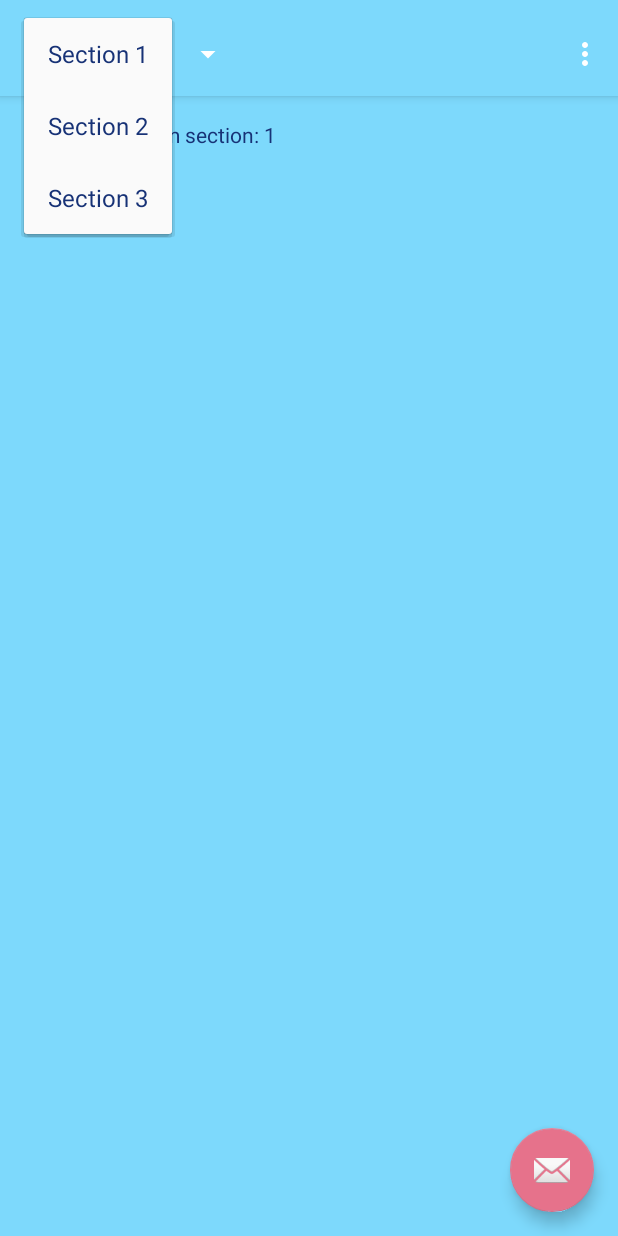
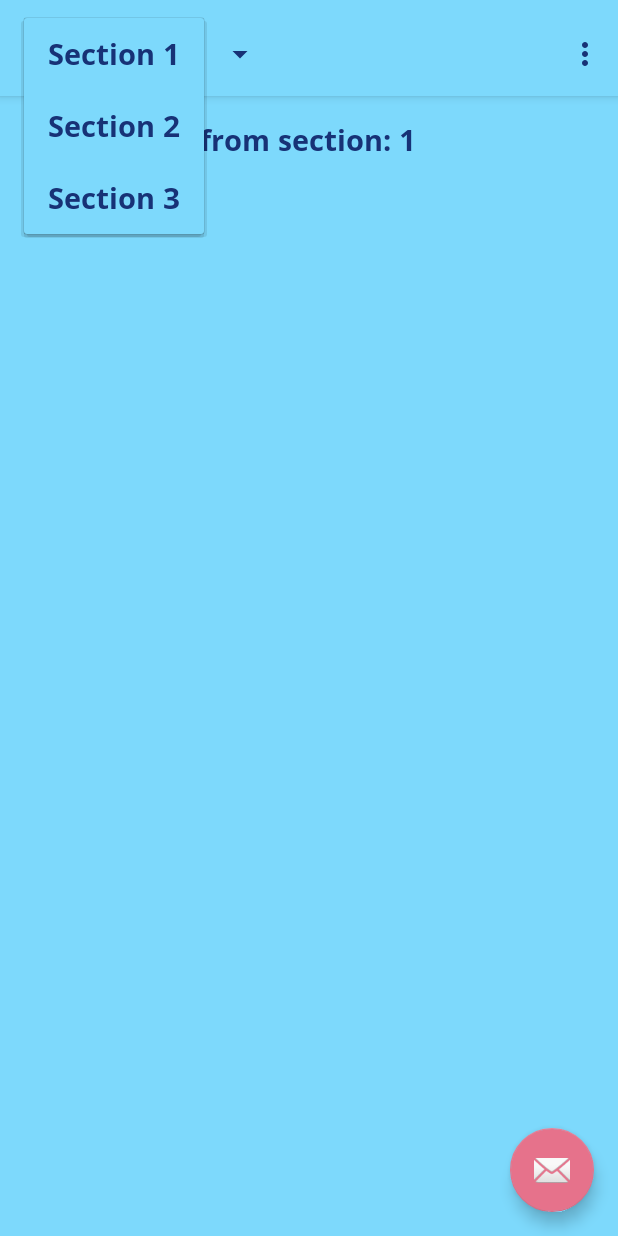
Before and after one commit to abhinav-adtechs/MobileComputingProject-Aditi, an Android app: the screen it shows after launch (MainActivity), after a tap on "Section 1", on a phone screen of 412 x 824 dp. Run offline under Robolectric (Android 15) with nearby library versions, the light colour scheme and no system bars.

Commit message:
styles done

```diff
--- a/app/src/main/AndroidManifest.xml
+++ b/app/src/main/AndroidManifest.xml
@@ -4,9 +4,8 @@
 
     <application
         android:allowBackup="true"
-        android:icon="@mipmap/ic_launcher"
+        android:icon="@mipmap/ic_launcher_photos"
         android:label="@string/app_name"
-        android:roundIcon="@mipmap/ic_launcher_round"
         android:supportsRtl="true"
         android:theme="@style/AppTheme">
         <activity
--- /dev/null
+++ b/app/src/main/res/font/open_sans_family.xml
@@ -0,0 +1,4 @@
+<?xml version="1.0" encoding="utf-8"?>
+<font-family xmlns:android="http://schemas.android.com/apk/res/android">
+
+</font-family>
--- a/app/src/main/res/values/styles.xml
+++ b/app/src/main/res/values/styles.xml
@@ -1,12 +1,15 @@
 <resources>
 
     <!-- Base application theme. -->
-    <style name="AppTheme" parent="Theme.AppCompat.Light.DarkActionBar">
+    <style name="AppTheme" parent="Theme.AppCompat">
         <!-- Customize your theme here. -->
         <item name="colorPrimary">@color/colorPrimary</item>
         <item name="colorPrimaryDark">@color/colorSkyBlue</item>
         <item name="colorAccent">@color/colorAccent</item>
         <item name="android:textColor">@color/colorDarkBlue</item>
+        <item name="android:fontFamily">@font/open_sans_bold</item>
+        <item name="android:textSize">19sp</item>
+
     </style>
 
     <style name="AppTheme.NoActionBar">
@@ -14,8 +17,12 @@
         <item name="windowNoTitle">true</item>
     </style>
 
-    <style name="AppTheme.AppBarOverlay" parent="ThemeOverlay.AppCompat.Dark.ActionBar" />
+    <style name="AppTheme.AppBarOverlay" parent="ThemeOverlay.AppCompat.Dark.ActionBar" >
+        <item name="android:colorControlNormal">@color/colorDarkBlue</item>
+    </style>
 
-    <style name="AppTheme.PopupOverlay" parent="ThemeOverlay.AppCompat.Light" />
+    <style name="AppTheme.PopupOverlay" parent="ThemeOverlay.AppCompat.Light" >
+        <item name="android:colorBackground">@color/colorPrimary</item>
+    </style>
 
 </resources>
```
Also changed, not shown: app/build.gradle (+5 -5 lines), app/src/main/java/io/aditilabs/mobilecomputingproject/AppController.java (added, +13 -0 lines), app/src/main/ic_launcher_photos-web.png (added), app/src/main/res/font/open_sans_bold.ttf (added), app/src/main/res/font/open_sans_regular.ttf (added), app/src/main/res/mipmap-hdpi/ic_launcher_photos.png (added), app/src/main/res/mipmap-mdpi/ic_launcher_photos.png (added), app/src/main/res/mipmap-xhdpi/ic_launcher_photos.png (added), app/src/main/res/mipmap-xxhdpi/ic_launcher_photos.png (added), app/src/main/res/mipmap-xxxhdpi/ic_launcher_photos.png (added).
